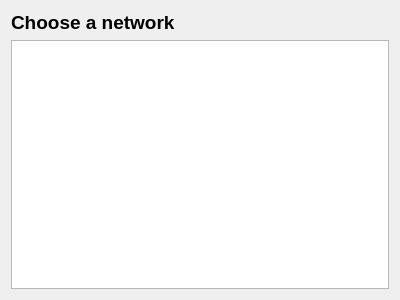
lirios/initial-setup, file src/pages/network.ui: the form before one commit.
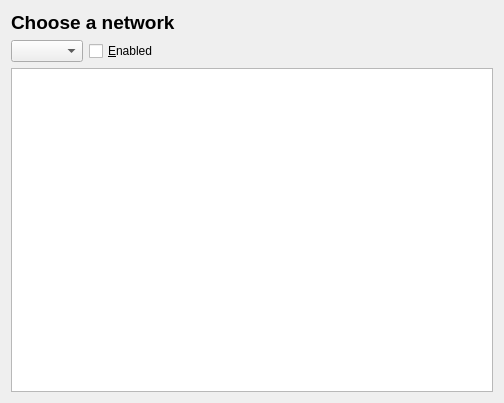
The form after the commit.

Commit message:
Show network connections
Use connman to show network connections.

Patch:
```diff
--- a/src/pages/network.ui
+++ b/src/pages/network.ui
@@ -6,8 +6,8 @@
    <rect>
     <x>0</x>
     <y>0</y>
-    <width>400</width>
-    <height>300</height>
+    <width>504</width>
+    <height>403</height>
    </rect>
   </property>
   <property name="windowTitle">
@@ -21,6 +21,33 @@
      </property>
     </widget>
    </item>
+   <item>
+    <layout class="QHBoxLayout" name="horizontalLayout">
+     <item>
+      <widget class="QComboBox" name="technologies"/>
+     </item>
+     <item>
+      <widget class="QCheckBox" name="technologyEnabled">
+       <property name="text">
+        <string>&amp;Enabled</string>
+       </property>
+      </widget>
+     </item>
+     <item>
+      <spacer name="horizontalSpacer">
+       <property name="orientation">
+        <enum>Qt::Horizontal</enum>
+       </property>
+       <property name="sizeHint" stdset="0">
+        <size>
+         <width>40</width>
+         <height>20</height>
+        </size>
+       </property>
+      </spacer>
+     </item>
+    </layout>
+   </item>
    <item>
     <widget class="QListView" name="networks"/>
    </item>
```
The commit also changes 7 other files.
